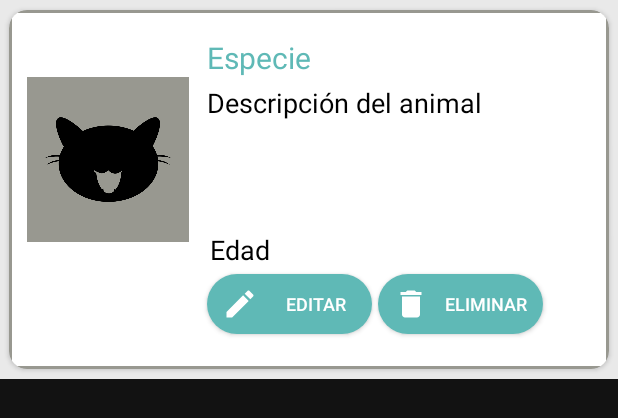
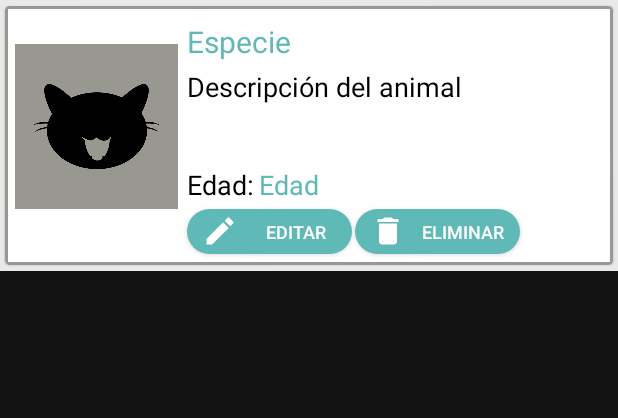
Before and after one commit to zaglara/ProyectoFinal, an Android app: the layout item_own_pet_card.xml on its own in the app's theme, with its tools: preview values and no code run, on a phone screen of 412 x 824 dp. Shown: the top 418 px of the screen. Run offline under Robolectric (Android 15) with nearby library versions, the phone set to English and light mode, and no system bars.

Commit message:
Ajuste de cards

```diff
--- a/Proyecto_AndroidStudio/app/src/main/res/layout/item_own_pet_card.xml
+++ b/Proyecto_AndroidStudio/app/src/main/res/layout/item_own_pet_card.xml
@@ -1,112 +1,135 @@
-<?xml version="1.0" encoding="utf-8"?>
-<FrameLayout xmlns:android="http://schemas.android.com/apk/res/android"
+<?xml version="1.0" encoding="UTF-8"?>
+
+<FrameLayout
+    android:background="@color/mercury"
+    android:layout_height="wrap_content"
+    android:layout_width="match_parent"
+    android:id="@+id/idFrameLayout_ownpetCard"
+    xmlns:tools="http://schemas.android.com/tools"
     xmlns:app="http://schemas.android.com/apk/res-auto"
-    xmlns:tools="http://schemas.android.com/tools"
-    android:id="@+id/idFrameLayout_ownpetCard"
-    android:layout_width="match_parent"
-    android:layout_height="wrap_content"
-    android:background="@color/mercury">
+    xmlns:android="http://schemas.android.com/apk/res/android">
+
 
     <androidx.cardview.widget.CardView
+        android:background="@color/cyan"
+        android:layout_height="wrap_content"
         android:layout_width="match_parent"
-        android:layout_height="wrap_content"
-        android:background="@color/cyan"
-        app:cardBackgroundColor="@color/gray"
-        app:cardCornerRadius="12dp"
-        app:cardElevation="2dp"
+        app:contentPadding="2dp"
         app:cardUseCompatPadding="true"
-        app:contentPadding="2dp">
+        app:cardElevation="1dp"
+        app:cardCornerRadius="3dp"
+        app:cardBackgroundColor="@color/gray">
+
 
         <androidx.constraintlayout.widget.ConstraintLayout
-            android:layout_width="match_parent"
+            android:background="@color/white"
             android:layout_height="match_parent"
-            android:background="@color/white">
+            android:layout_width="match_parent">
+
+            <TextView
+                android:layout_height="23dp"
+                android:layout_width="48dp"
+                android:id="@+id/lblEdadlbl_ownpetCard"
+                app:layout_constraintVertical_bias="0.0"
+                app:layout_constraintTop_toBottomOf="@+id/lblDescripcion_ownpetCard"
+                app:layout_constraintStart_toEndOf="@+id/imgPic_ownpetCard"
+                app:layout_constraintBottom_toBottomOf="parent"
+                android:textSize="18sp"
+                android:textColor="@color/black"
+                android:text="@string/edad__"
+                android:layout_marginStart="5dp"/>
 
             <ImageView
+                android:layout_height="110dp"
+                android:layout_width="110dp"
                 android:id="@+id/imgPic_ownpetCard"
-                android:layout_width="108dp"
-                android:layout_height="155dp"
-                android:layout_marginStart="10dp"
-                android:layout_marginTop="20dp"
-                android:layout_marginBottom="60dp"
+                app:layout_constraintVertical_bias="1.0"
+                app:layout_constraintBottom_toBottomOf="parent"
+                android:layout_marginStart="4dp"
+                app:srcCompat="@drawable/img_item_card_placeholder"
+                app:layout_constraintTop_toTopOf="parent"
+                app:layout_constraintStart_toStartOf="parent"
                 android:contentDescription="@string/default_info_placeholder"
-                app:layout_constraintBottom_toBottomOf="parent"
-                app:layout_constraintStart_toStartOf="parent"
-                app:layout_constraintTop_toTopOf="parent"
-                app:srcCompat="@drawable/img_item_card_placeholder" />
+                android:layout_marginBottom="35dp"
+                android:layout_marginTop="20dp"/>
 
             <TextView
+                android:layout_height="wrap_content"
+                android:layout_width="wrap_content"
                 android:id="@+id/lblEspecie_ownpetCard"
-                android:layout_width="wrap_content"
-                android:layout_height="wrap_content"
-                android:layout_marginStart="12dp"
-                android:layout_marginTop="16dp"
+                app:layout_constraintStart_toEndOf="@+id/imgPic_ownpetCard"
+                android:textSize="20sp"
+                android:textColor="@color/cyan"
                 android:text="@string/especie_card"
-                android:textColor="@color/cyan"
-                android:textSize="20sp"
-                app:layout_constraintEnd_toEndOf="parent"
+                android:layout_marginStart="5dp"
+                app:layout_constraintTop_toTopOf="parent"
+                android:layout_marginTop="8dp"
                 app:layout_constraintHorizontal_bias="0.0"
-                app:layout_constraintStart_toEndOf="@+id/imgPic_ownpetCard"
-                app:layout_constraintTop_toTopOf="parent" />
+                app:layout_constraintEnd_toEndOf="parent"/>
 
             <TextView
+                android:layout_height="65dp"
+                android:layout_width="275dp"
                 android:id="@+id/lblDescripcion_ownpetCard"
-                android:layout_width="234dp"
-                android:layout_height="94dp"
-                android:layout_marginStart="12dp"
+                app:layout_constraintTop_toBottomOf="@+id/lblEspecie_ownpetCard"
+                app:layout_constraintStart_toEndOf="@+id/imgPic_ownpetCard"
+                android:textSize="18sp"
+                android:textColor="@color/black"
+                android:text="@string/descripci_n_del_animal_card"
+                android:layout_marginStart="5dp"
                 android:layout_marginTop="4dp"
-                android:text="@string/descripci_n_del_animal_card"
-                android:textColor="@color/black"
-                android:textSize="18sp"
-                app:layout_constraintEnd_toEndOf="parent"
                 app:layout_constraintHorizontal_bias="0.0"
-                app:layout_constraintStart_toEndOf="@+id/imgPic_ownpetCard"
-                app:layout_constraintTop_toBottomOf="@+id/lblEspecie_ownpetCard" />
+                app:layout_constraintEnd_toEndOf="parent"/>
 
             <TextView
+                android:layout_height="23dp"
+                android:layout_width="wrap_content"
                 android:id="@+id/lblEdad_ownpetCard"
-                android:layout_width="wrap_content"
-                android:layout_height="wrap_content"
-                android:layout_marginTop="4dp"
+                app:layout_constraintVertical_bias="0.0"
+                app:layout_constraintTop_toBottomOf="@+id/lblDescripcion_ownpetCard"
+                app:layout_constraintStart_toEndOf="@+id/lblEdadlbl_ownpetCard"
+                app:layout_constraintBottom_toBottomOf="parent"
+                android:textSize="18sp"
+                android:textColor="@color/cyan"
                 android:text="@string/edad_card"
-                android:textColor="@color/black"
-                android:textSize="18sp"
-                app:layout_constraintBottom_toBottomOf="parent"
-                app:layout_constraintEnd_toEndOf="parent"
-                app:layout_constraintHorizontal_bias="0.058"
-                app:layout_constraintStart_toEndOf="@+id/imgPic_ownpetCard"
-                app:layout_constraintTop_toBottomOf="@+id/lblDescripcion_ownpetCard"
-                app:layout_constraintVertical_bias="0.0" />
+                app:layout_constraintHorizontal_bias="0.0"
+                app:layout_constraintEnd_toEndOf="parent"/>
 
             <androidx.appcompat.widget.AppCompatButton
+                android:background="@drawable/custom_button_circle"
+                android:layout_height="30dp"
+                android:layout_width="110dp"
                 android:id="@+id/btnEditar_ownpetCard"
-                android:layout_width="110dp"
-                android:layout_height="40dp"
-                android:layout_marginStart="12dp"
-                android:layout_marginTop="4dp"
-                android:background="@drawable/custom_button_circle"
-                android:paddingStart="10dp"
+                app:layout_constraintTop_toBottomOf="@+id/lblEdad_ownpetCard"
+                app:layout_constraintBottom_toBottomOf="parent"
+                android:textSize="12sp"
+                android:text="@string/editar_btn"
+                app:layout_constraintStart_toStartOf="@+id/lblEdadlbl_ownpetCard"
+                android:layout_marginBottom="5dp"
+                android:layout_marginTop="5dp"
+                app:drawableStartCompat="@drawable/ic_edit"
                 android:paddingEnd="0dp"
-                android:text="@string/editar_btn"
-                android:textSize="12sp"
-                app:drawableStartCompat="@drawable/ic_edit"
-                app:layout_constraintStart_toEndOf="@+id/imgPic_ownpetCard"
-                app:layout_constraintTop_toBottomOf="@+id/lblEdad_ownpetCard" />
+                android:paddingStart="10dp"/>
 
             <androidx.appcompat.widget.AppCompatButton
+                android:background="@drawable/custom_button_circle"
+                android:layout_height="30dp"
+                android:layout_width="110dp"
                 android:id="@+id/btnEliminar_ownpetCard"
-                android:layout_width="110dp"
-                android:layout_height="40dp"
-                android:layout_marginStart="4dp"
-                android:layout_marginTop="4dp"
-                android:background="@drawable/custom_button_circle"
-                android:paddingStart="10dp"
+                app:layout_constraintTop_toBottomOf="@+id/lblEdad_ownpetCard"
+                app:layout_constraintStart_toEndOf="@+id/btnEditar_ownpetCard"
+                app:layout_constraintBottom_toBottomOf="parent"
+                android:textSize="12sp"
+                android:text="@string/eliminar_btn"
+                android:layout_marginStart="2dp"
+                android:layout_marginBottom="5dp"
+                android:layout_marginTop="5dp"
+                app:drawableStartCompat="@drawable/ic_delete"
                 android:paddingEnd="0dp"
-                android:text="@string/eliminar_btn"
-                android:textSize="12sp"
-                app:drawableStartCompat="@drawable/ic_delete"
-                app:layout_constraintStart_toEndOf="@+id/btnEditar_ownpetCard"
-                app:layout_constraintTop_toBottomOf="@+id/lblEdad_ownpetCard" />
+                android:paddingStart="10dp"/>
+
         </androidx.constraintlayout.widget.ConstraintLayout>
+
     </androidx.cardview.widget.CardView>
+
 </FrameLayout>
```
Also changed, not shown: Proyecto_AndroidStudio/app/src/main/res/layout/item_comment_card.xml (+54 -47 lines), Proyecto_AndroidStudio/app/src/main/res/layout/item_pet_card.xml (+72 -52 lines).
